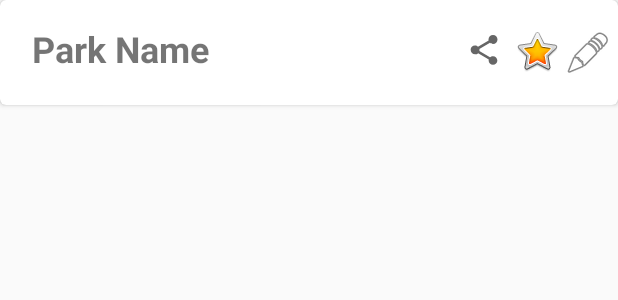
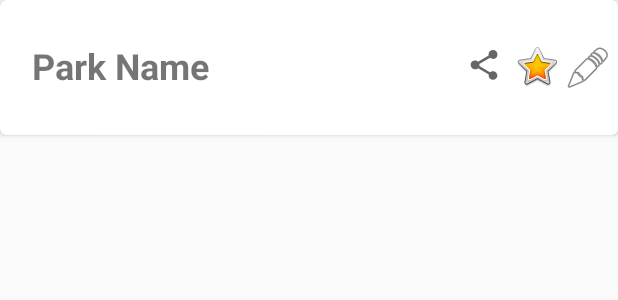
Before and after one commit to tangzt0415/CuteParks, an Android app: the layout favourite_item.xml on its own in the app's theme, with its tools: preview values and no code run, on a phone screen of 412 x 824 dp. Shown: the top 300 px of the screen. Run offline under Robolectric (Android 15) with nearby library versions, the phone set to English and light mode, and no system bars.

Commit message:
22 Mar 22:00 favourites UI

```diff
--- a/app/src/main/res/layout/favourite_item.xml
+++ b/app/src/main/res/layout/favourite_item.xml
@@ -2,7 +2,7 @@
 <androidx.cardview.widget.CardView xmlns:android="http://schemas.android.com/apk/res/android"
     xmlns:app="http://schemas.android.com/apk/res-auto"
     android:layout_width="match_parent"
-    android:layout_height="70dp"
+    android:layout_height="90dp"
     android:layout_marginBottom="8dp"
     android:background="@android:color/transparent"
     app:cardCornerRadius="4dp"
@@ -10,7 +10,7 @@
 
     <RelativeLayout
         android:layout_width="wrap_content"
-        android:layout_height="60dp"
+        android:layout_height="80dp"
         android:layout_margin="4dp">
 
 
@@ -22,8 +22,9 @@
             android:layout_alignParentTop="true"
             android:layout_alignParentBottom="true"
             android:layout_marginStart="17dp"
-            android:layout_marginTop="12dp"
-            android:layout_marginBottom="14dp"
+            android:layout_marginTop="13dp"
+            android:layout_marginBottom="13dp"
+            android:gravity="center_vertical"
             android:text="Park Name"
             android:textSize="24sp"
             android:textStyle="bold" />
```
Also changed, not shown: app/src/main/res/layout/activity_favourites.xml (+5 -2 lines), app/src/main/res/drawable/favourite_icon.png (added).
